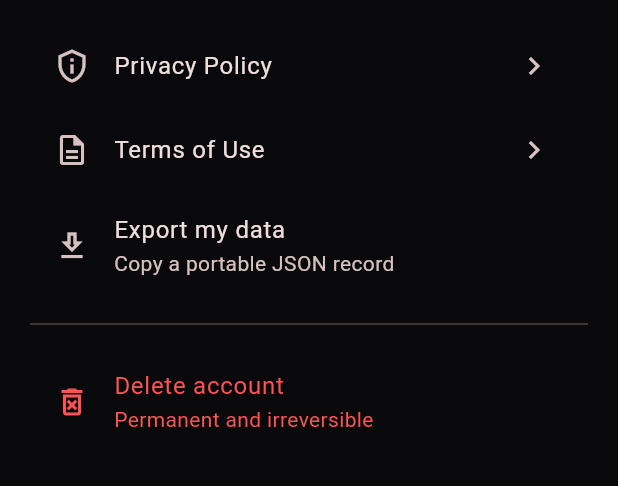
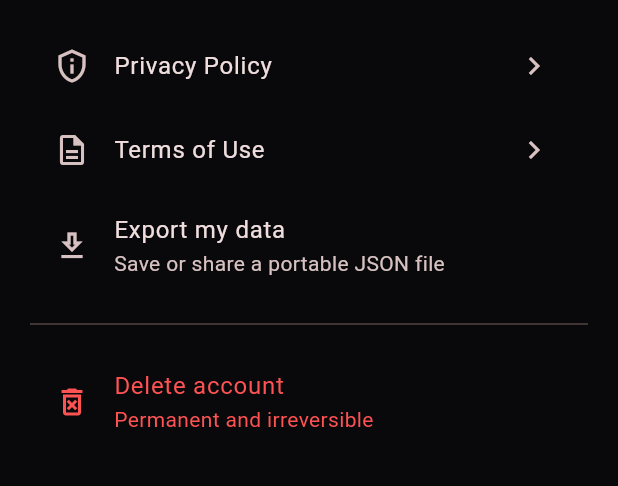
Before and after one commit to Alkapone2001/comboreel, a Flutter app: the PrivacyCenterScreen screen opened directly with empty values, on a phone screen of 412 x 824 dp, the part 174-660 px from its top. Run offline on Flutter 3.47's test engine with Material 3 defaults, Android fonts, the phone set to English and light mode, and no system bars; our stand-ins replace app_links, firebase_core, firebase_messaging, google_mobile_ads, in_app_purchase, share_plus and 2 more; missing offline and left inert: file_selector, in_app_purchase_android, tusc; accounts and stored records are empty.

Commit message:
Add portable account export files

```diff
--- /dev/null
+++ b/lib/features/privacy/data/account_export_service.dart
@@ -0,0 +1,41 @@
+import 'dart:convert';
+import 'dart:typed_data';
+
+import 'package:flutter/rendering.dart';
+import 'package:share_plus/share_plus.dart';
+
+class AccountExportFile {
+  AccountExportFile.fromJson(String json)
+    : bytes = Uint8List.fromList(utf8.encode(json));
+
+  static const fileName = 'comboreel-account-export.json';
+  static const mimeType = 'application/json';
+
+  final Uint8List bytes;
+}
+
+abstract interface class AccountExportService {
+  const AccountExportService();
+
+  Future<void> export(AccountExportFile file, {Rect? origin});
+}
+
+class SystemAccountExportService implements AccountExportService {
+  const SystemAccountExportService();
+
+  @override
+  Future<void> export(AccountExportFile file, {Rect? origin}) async {
+    await SharePlus.instance.share(
+      ShareParams(
+        title: 'ComboReel account export',
+        subject: 'ComboReel account export',
+        files: [
+          XFile.fromData(file.bytes, mimeType: AccountExportFile.mimeType),
+        ],
+        fileNameOverrides: const [AccountExportFile.fileName],
+        sharePositionOrigin: origin,
+        downloadFallbackEnabled: true,
+      ),
+    );
+  }
+}
--- a/lib/features/privacy/presentation/privacy_center_screen.dart
+++ b/lib/features/privacy/presentation/privacy_center_screen.dart
@@ -1,6 +1,6 @@
 import 'package:flutter/material.dart';
-import 'package:flutter/services.dart';
 
+import '../data/account_export_service.dart';
 import '../data/privacy_repository.dart';
 import '../data/subscription_management_service.dart';
 import 'legal_document_screen.dart';
@@ -9,10 +9,12 @@ class PrivacyCenterScreen extends StatefulWidget {
   const PrivacyCenterScreen({
     super.key,
     required this.repository,
+    this.accountExportService = const SystemAccountExportService(),
     this.subscriptionManagementService =
         const UnavailableSubscriptionManagementService(),
   });
   final PrivacyRepository repository;
+  final AccountExportService accountExportService;
   final SubscriptionManagementService subscriptionManagementService;
   @override
   State<PrivacyCenterScreen> createState() => _PrivacyCenterScreenState();
@@ -23,13 +25,20 @@ class _PrivacyCenterScreenState extends State<PrivacyCenterScreen> {
 
   Future<void> _export() async {
     setState(() => _busy = true);
+    final renderObject = context.findRenderObject();
+    final origin = renderObject is RenderBox && renderObject.hasSize
+        ? renderObject.localToGlobal(Offset.zero) & renderObject.size
+        : null;
     try {
       final data = await widget.repository.exportData();
-      await Clipboard.setData(ClipboardData(text: data));
+      await widget.accountExportService.export(
+        AccountExportFile.fromJson(data),
+        origin: origin,
+      );
       if (mounted) {
         ScaffoldMessenger.of(context).showSnackBar(
           const SnackBar(
-            content: Text('Your JSON export was copied to the clipboard.'),
+            content: Text('Your JSON export is ready to save or share.'),
           ),
         );
       }
@@ -182,7 +191,7 @@ class _PrivacyCenterScreenState extends State<PrivacyCenterScreen> {
         ListTile(
           leading: const Icon(Icons.download_outlined),
           title: const Text('Export my data'),
-          subtitle: const Text('Copy a portable JSON record'),
+          subtitle: const Text('Save or share a portable JSON file'),
           onTap: _busy ? null : _export,
         ),
         const Divider(height: 32),
```
Also changed, not shown: 3 other files.
